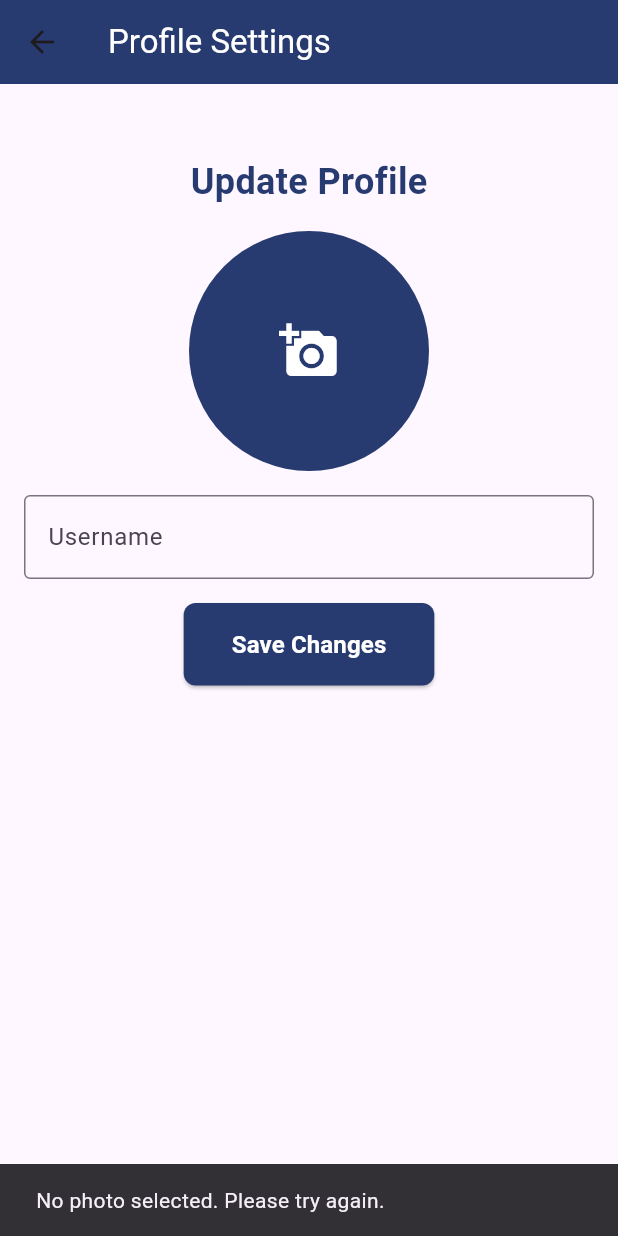
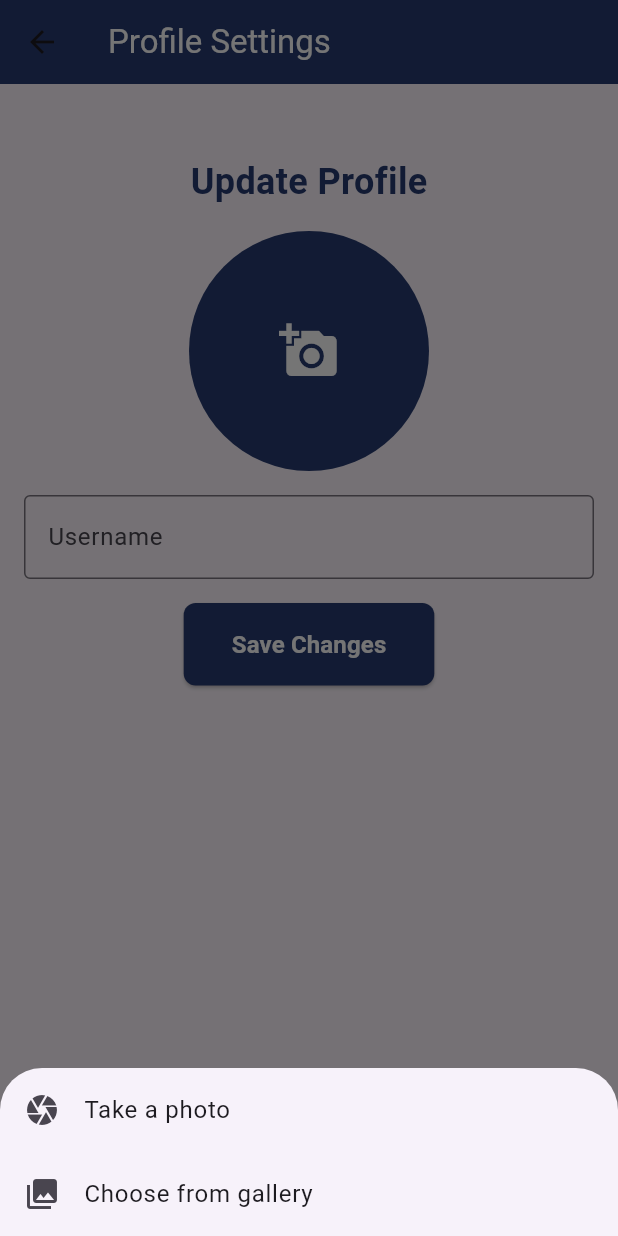
Before and after one commit to JanaviMahadik/khanawal_app, a Flutter app: the ProfileSettingsPage screen opened directly with empty values, after a tap on the "add a photo" icon, on a phone screen of 412 x 824 dp. Run offline on Flutter 3.47's test engine with Material 3 defaults, Android fonts, the phone set to English and light mode, and no system bars; our stand-ins replace cloud_firestore, file_picker, firebase_auth, firebase_core, firebase_storage, image_picker and 2 more; accounts and stored records are empty.

Commit message:
now the user has the option to click photos for profile photos along with the option to have upload photo for profile

```diff
--- a/lib/profile_setting_page.dart
+++ b/lib/profile_setting_page.dart
@@ -6,6 +6,7 @@ import 'package:snippet_coder_utils/hex_color.dart';
 import 'profile_photo_service.dart';
 import 'package:http/http.dart' as http;
 import 'dart:convert';
+import 'package:image_picker/image_picker.dart';
 
 class ProfileSettingsPage extends StatefulWidget {
   final Function(String) onUpdateDisplayName;
@@ -21,6 +22,7 @@ class _ProfileSettingsPageState extends State<ProfileSettingsPage> {
   String? _username;
   String? _email;
   final GlobalKey<FormState> _formKey = GlobalKey<FormState>();
+  final ImagePicker _imagePicker = ImagePicker();
 
   @override
   void initState() {
@@ -38,7 +40,35 @@ class _ProfileSettingsPageState extends State<ProfileSettingsPage> {
     }
   }
 
-  Future<void> _selectProfilePhoto() async {
+  Future<void> _selectProfilePhotoOption() async {
+    showModalBottomSheet(
+      context: context,
+      builder: (BuildContext context) {
+        return Wrap(
+          children: [
+            ListTile(
+              leading: const Icon(Icons.camera),
+              title: const Text('Take a photo'),
+              onTap: () {
+                Navigator.pop(context);
+                _takePhoto();
+              },
+            ),
+            ListTile(
+              leading: const Icon(Icons.photo_library),
+              title: const Text('Choose from gallery'),
+              onTap: () {
+                Navigator.pop(context);
+                _pickPhotoFromGallery();
+              },
+            ),
+          ],
+        );
+      },
+    );
+  }
+
+  Future<void> _pickPhotoFromGallery() async {
     FilePickerResult? result = await FilePicker.platform.pickFiles(
       type: FileType.image,
     );
@@ -49,7 +79,21 @@ class _ProfileSettingsPageState extends State<ProfileSettingsPage> {
       });
     } else {
       ScaffoldMessenger.of(context).showSnackBar(
-        SnackBar(content: Text('No photo selected. Please try again.')),
+        const SnackBar(content: Text('No photo selected. Please try again.')),
+      );
+    }
+  }
+
+  Future<void> _takePhoto() async {
+    final XFile? photo = await _imagePicker.pickImage(source: ImageSource.camera);
+
+    if (photo != null) {
+      setState(() {
+        _selectedProfilePhoto = File(photo.path);
+      });
+    } else {
+      ScaffoldMessenger.of(context).showSnackBar(
+        const SnackBar(content: Text('No photo captured. Please try again.')),
       );
     }
   }
@@ -138,7 +182,7 @@ class _ProfileSettingsPageState extends State<ProfileSettingsPage> {
               ),
               const SizedBox(height: 16.0),
               GestureDetector(
-                onTap: _selectProfilePhoto,
+                onTap: _selectProfilePhotoOption,
                 child: _selectedProfilePhoto != null
                     ? CircleAvatar(
                   radius: 80,
```
